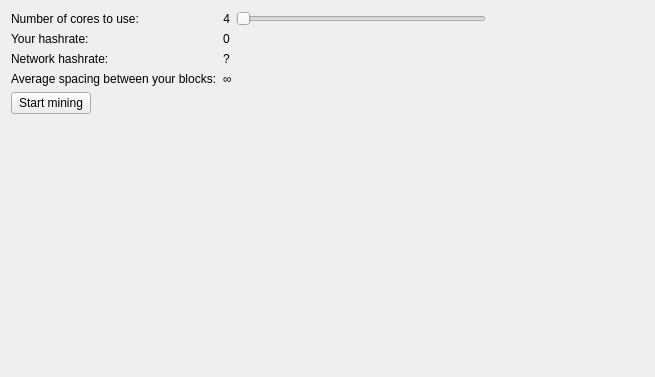
Qt form src/qt/forms/miningpage.ui (spreadcoin-project/spreadcoin) before a commit.
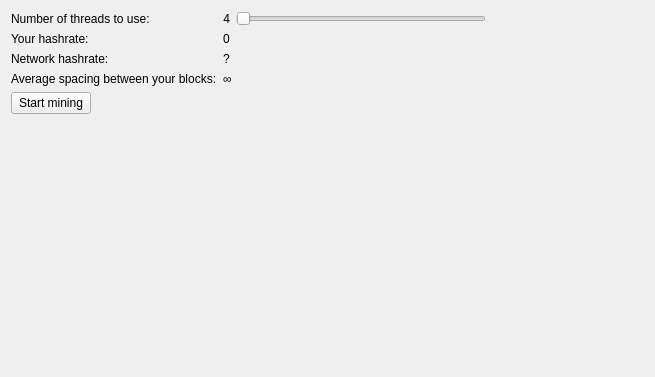
The same form after that commit.

Commit message: GUI: improve mining page

```diff
--- a/src/qt/forms/miningpage.ui
+++ b/src/qt/forms/miningpage.ui
@@ -69,7 +69,7 @@
        <item row="0" column="0">
         <widget class="QLabel" name="label">
          <property name="text">
-          <string>Number of cores to use:</string>
+          <string>Number of threads to use:</string>
          </property>
         </widget>
        </item>
```
The commit also changes 1 other file.
